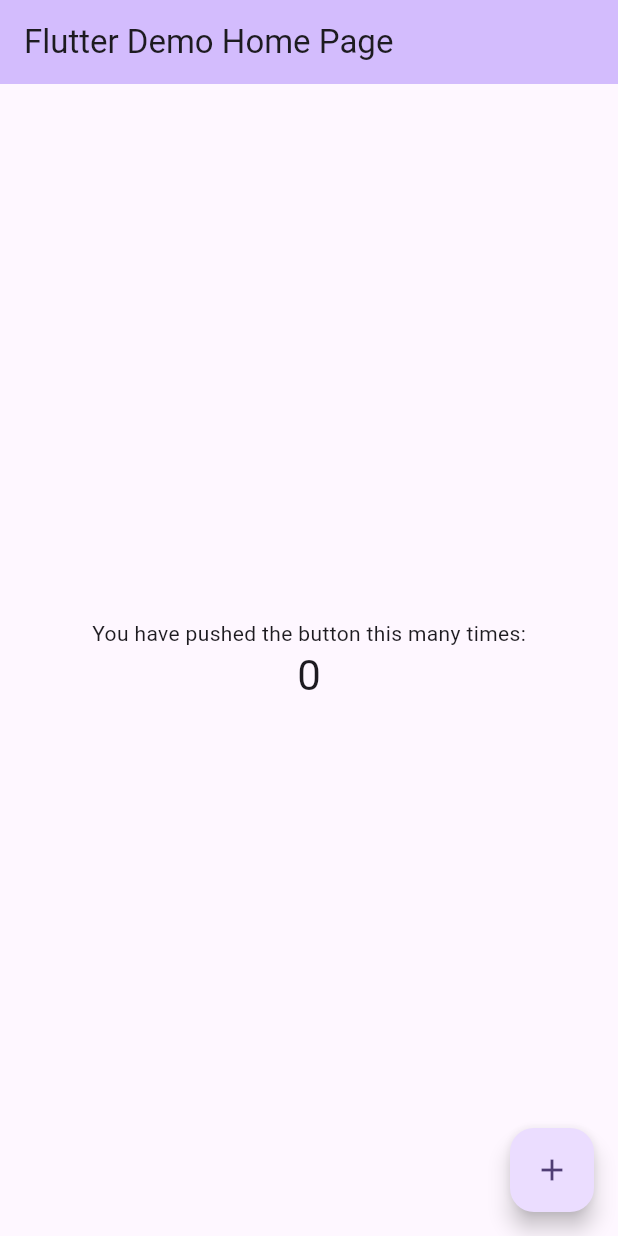
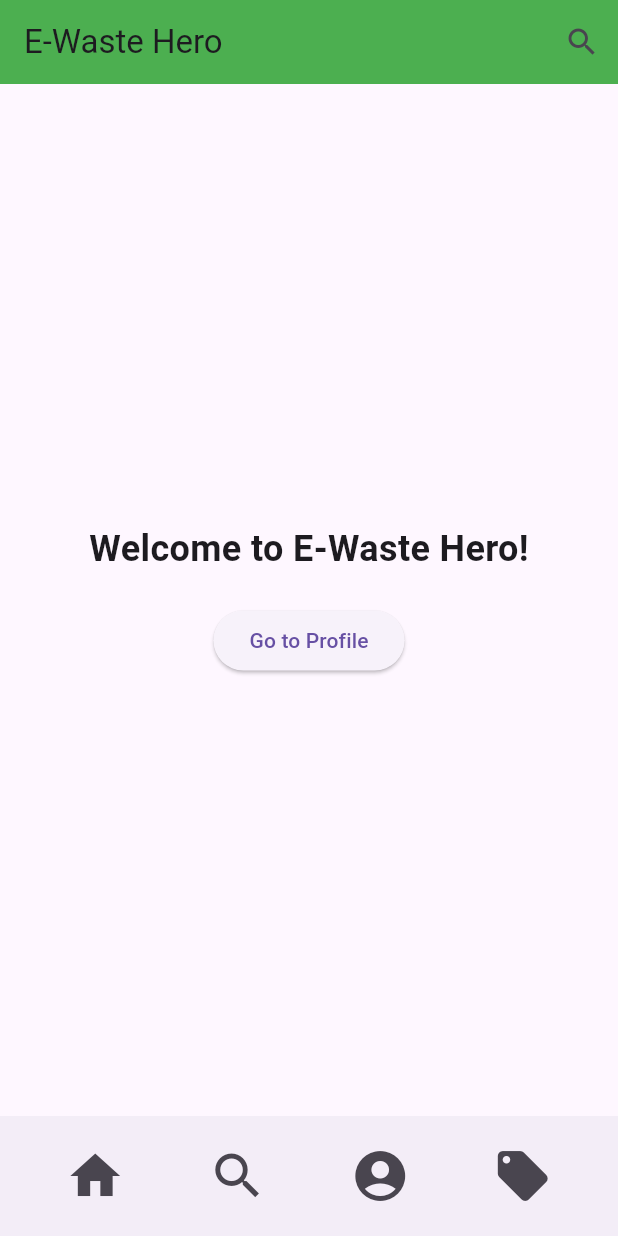
Before and after one commit to ivannimets/e-waste-hero, a Flutter app: the screen it shows after launch, on a phone screen of 412 x 824 dp. Run offline on Flutter 3.47's test engine with Material 3 defaults, Android fonts, the phone set to English and light mode, and no system bars.

Commit message:
Base Screen

```diff
--- a/ewastehero/lib/main.dart
+++ b/ewastehero/lib/main.dart
@@ -1,125 +1,77 @@
-import 'package:flutter/material.dart';
+import 'package:ewastehero/screens/base_screen.dart';
+import 'package:flutter/material.dart';// Import the ProfileScreen
 
 void main() {
-  runApp(const MyApp());
+  runApp(EWasteHeroApp());
 }
 
-class MyApp extends StatelessWidget {
-  const MyApp({super.key});
-
-  // This widget is the root of your application.
+class EWasteHeroApp extends StatelessWidget {
   @override
   Widget build(BuildContext context) {
     return MaterialApp(
-      title: 'Flutter Demo',
+      title: 'E-Waste Hero',
       theme: ThemeData(
-        // This is the theme of your application.
-        //
-        // TRY THIS: Try running your application with "flutter run". You'll see
-        // the application has a purple toolbar. Then, without quitting the app,
-        // try changing the seedColor in the colorScheme below to Colors.green
-        // and then invoke "hot reload" (save your changes or press the "hot
-        // reload" button in a Flutter-supported IDE, or press "r" if you used
-        // the command line to start the app).
-        //
-        // Notice that the counter didn't reset back to zero; the application
-        // state is not lost during the reload. To reset the state, use hot
-        // restart instead.
-        //
-        // This works for code too, not just values: Most code changes can be
-        // tested with just a hot reload.
-        colorScheme: ColorScheme.fromSeed(seedColor: Colors.deepPurple),
-        useMaterial3: true,
+        primarySwatch: Colors.green, // App's main color
+        visualDensity: VisualDensity.adaptivePlatformDensity,
       ),
-      home: const MyHomePage(title: 'Flutter Demo Home Page'),
+      home: HomeScreen(), // Set HomeScreen as the first screen
     );
   }
 }
 
-class MyHomePage extends StatefulWidget {
-  const MyHomePage({super.key, required this.title});
-
-  // This widget is the home page of your application. It is stateful, meaning
-  // that it has a State object (defined below) that contains fields that affect
-  // how it looks.
-
-  // This class is the configuration for the state. It holds the values (in this
-  // case the title) provided by the parent (in this case the App widget) and
-  // used by the build method of the State. Fields in a Widget subclass are
-  // always marked "final".
-
-  final String title;
-
-  @override
-  State<MyHomePage> createState() => _MyHomePageState();
-}
-
-class _MyHomePageState extends State<MyHomePage> {
-  int _counter = 0;
-
-  void _incrementCounter() {
-    setState(() {
-      // This call to setState tells the Flutter framework that something has
-      // changed in this State, which causes it to rerun the build method below
-      // so that the display can reflect the updated values. If we changed
-      // _counter without calling setState(), then the build method would not be
-      // called again, and so nothing would appear to happen.
-      _counter++;
-    });
-  }
-
+class HomeScreen extends StatelessWidget {
   @override
   Widget build(BuildContext context) {
-    // This method is rerun every time setState is called, for instance as done
-    // by the _incrementCounter method above.
-    //
-    // The Flutter framework has been optimized to make rerunning build methods
-    // fast, so that you can just rebuild anything that needs updating rather
-    // than having to individually change instances of widgets.
-    return Scaffold(
-      appBar: AppBar(
-        // TRY THIS: Try changing the color here to a specific color (to
-        // Colors.amber, perhaps?) and trigger a hot reload to see the AppBar
-        // change color while the other colors stay the same.
-        backgroundColor: Theme.of(context).colorScheme.inversePrimary,
-        // Here we take the value from the MyHomePage object that was created by
-        // the App.build method, and use it to set our appbar title.
-        title: Text(widget.title),
-      ),
+    return BaseScreen(
       body: Center(
-        // Center is a layout widget. It takes a single child and positions it
-        // in the middle of the parent.
         child: Column(
-          // Column is also a layout widget. It takes a list of children and
-          // arranges them vertically. By default, it sizes itself to fit its
-          // children horizontally, and tries to be as tall as its parent.
-          //
-          // Column has various properties to control how it sizes itself and
-          // how it positions its children. Here we use mainAxisAlignment to
-          // center the children vertically; the main axis here is the vertical
-          // axis because Columns are vertical (the cross axis would be
-          // horizontal).
-          //
-          // TRY THIS: Invoke "debug painting" (choose the "Toggle Debug Paint"
-          // action in the IDE, or press "p" in the console), to see the
-          // wireframe for each widget.
           mainAxisAlignment: MainAxisAlignment.center,
-          children: <Widget>[
-            const Text(
-              'You have pushed the button this many times:',
+          children: [
+            Text(
+              'Welcome to E-Waste Hero!',
+              style: TextStyle(fontSize: 24, fontWeight: FontWeight.bold),
             ),
-            Text(
-              '$_counter',
-              style: Theme.of(context).textTheme.headlineMedium,
+            SizedBox(height: 20),
+            ElevatedButton(
+              onPressed: () {
+                // Navigate to ProfileScreen or any other screen
+                Navigator.push(
+                  context,
+                  MaterialPageRoute(builder: (context) => ProfileScreen()),
+                );
+              },
+              child: Text('Go to Profile'),
             ),
           ],
         ),
       ),
-      floatingActionButton: FloatingActionButton(
-        onPressed: _incrementCounter,
-        tooltip: 'Increment',
-        child: const Icon(Icons.add),
-      ), // This trailing comma makes auto-formatting nicer for build methods.
     );
   }
 }
+
+class ProfileScreen extends StatelessWidget {
+  @override
+  Widget build(BuildContext context) {
+    return BaseScreen(
+      body: Center(
+        child: Column(
+          mainAxisAlignment: MainAxisAlignment.center,
+          children: [
+            Text(
+              'Your Profile',
+              style: TextStyle(fontSize: 24, fontWeight: FontWeight.bold),
+            ),
+            SizedBox(height: 20),
+            ElevatedButton(
+              onPressed: () {
+                // Navigate back to HomeScreen
+                Navigator.pop(context);
+              },
+              child: Text('Back to Home'),
+            ),
+          ],
+        ),
+      ),
+    );
+  }
+}
--- /dev/null
+++ b/ewastehero/lib/screens/base_screen.dart
@@ -0,0 +1,62 @@
+import 'package:flutter/material.dart';
+
+class BaseScreen extends StatelessWidget {
+  final Widget body;
+
+  BaseScreen({required this.body});
+
+  @override
+  Widget build(BuildContext context) {
+    return Scaffold(
+      appBar: AppBar(
+        title: Text('E-Waste Hero'),
+        backgroundColor: Colors.green,
+        actions: [
+          IconButton(
+            icon: Icon(Icons.search),
+            onPressed: () {
+            },
+          ),
+        ],
+      ),
+      body: SafeArea(
+        child: Column(
+          children: [
+            Expanded(child: body),
+          ],
+        ),
+      ),
+      bottomNavigationBar: BottomAppBar(
+        child: Row(
+          mainAxisAlignment: MainAxisAlignment.spaceAround,
+          children: [
+            IconButton(
+              icon: Icon(Icons.home),
+              iconSize: 40.0,
+              onPressed: () {
+              },
+            ),
+            IconButton(
+              icon: Icon(Icons.search),
+              iconSize: 40.0,
+              onPressed: () {
+              },
+            ),
+            IconButton(
+              icon: Icon(Icons.account_circle),
+              iconSize: 40.0,
+              onPressed: () {
+              },
+            ),
+            IconButton(
+              icon: Icon(Icons.local_offer),
+              iconSize: 40.0,
+              onPressed: () {
+              },
+            ),
+          ],
+        ),
+      ),
+    );
+  }
+}
```
